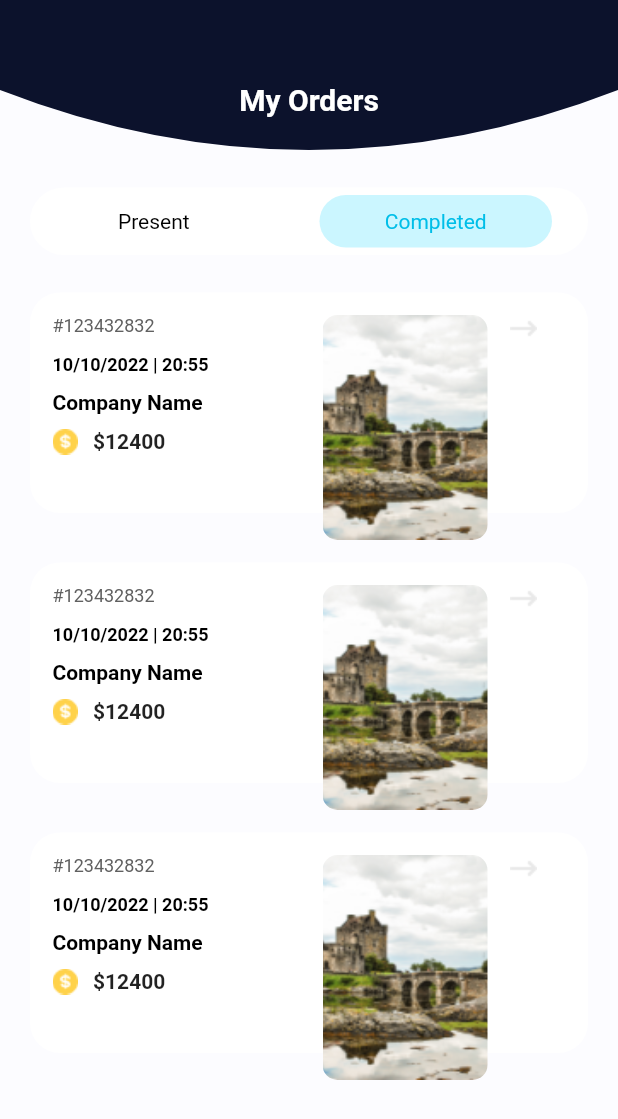
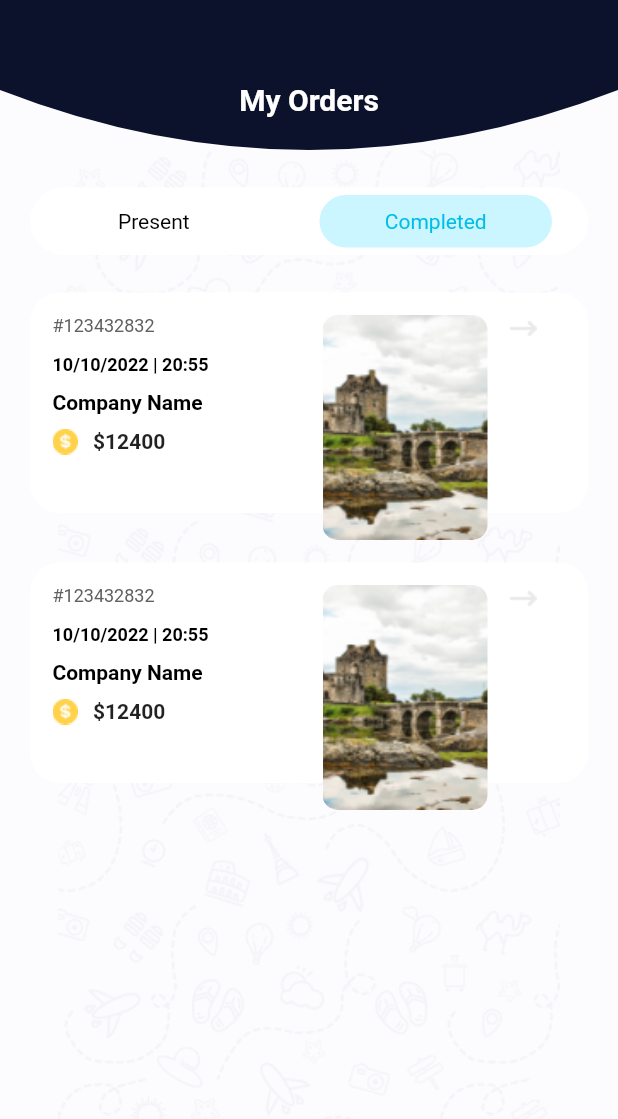
Before and after one commit to Omar-Moshtaha/tourism, a Flutter app: the screen it shows after launch, on a phone screen of 412 x 824 dp. Shown: the top 1119 px of the screen. Run offline on Flutter 3.47's test engine with Material 2 defaults, Android fonts, the phone set to English and light mode, and no system bars; our stand-ins replace flutter_custom_clippers, flutter_switch, hexcolor.

Commit message:
MyOrders

```diff
--- a/lib/my_orders.dart
+++ b/lib/my_orders.dart
@@ -38,8 +38,7 @@ bool value=false;
         ),
 
       ),
-body:  SingleChildScrollView(
-  physics: BouncingScrollPhysics(),
+body:  Container(
   child:   Column(
 
     children: [
@@ -174,9 +173,9 @@ body:  SingleChildScrollView(
 
       !value?   Container(
 
-        height:600 ,
+        height:500 ,
 
-        child: ListView.separated(physics: BouncingScrollPhysics(),itemBuilder: (context, index) => Padding(
+        child: ListView.separated(shrinkWrap: true,physics: NeverScrollableScrollPhysics(),itemBuilder: (context, index) => Padding(
 
           padding: const EdgeInsets.symmetric(horizontal: 20),
 
@@ -326,7 +325,7 @@ body:  SingleChildScrollView(
 
           ),
 
-        ),separatorBuilder: (context, index) => SizedBox(height: 15,),itemCount: 3,),
+        ),separatorBuilder: (context, index) => SizedBox(height: 15,),itemCount: 2,),
 
       ):Container(),
 
@@ -392,7 +391,7 @@ body:  SingleChildScrollView(
 
                     padding: const EdgeInsets.only(left: 15),
 
-                    child: Text('Company Name',style: TextStyle(
+                    child: Text('Compandy Name',style: TextStyle(
 
                         fontSize: 14,
 
@@ -487,6 +486,11 @@ body:  SingleChildScrollView(
     ],
 
   ),
+  decoration: BoxDecoration(
+    image: DecorationImage(
+      image: AssetImage("image/image1.png"),
+    ),
+  ),
 ),
     );
   }
```
